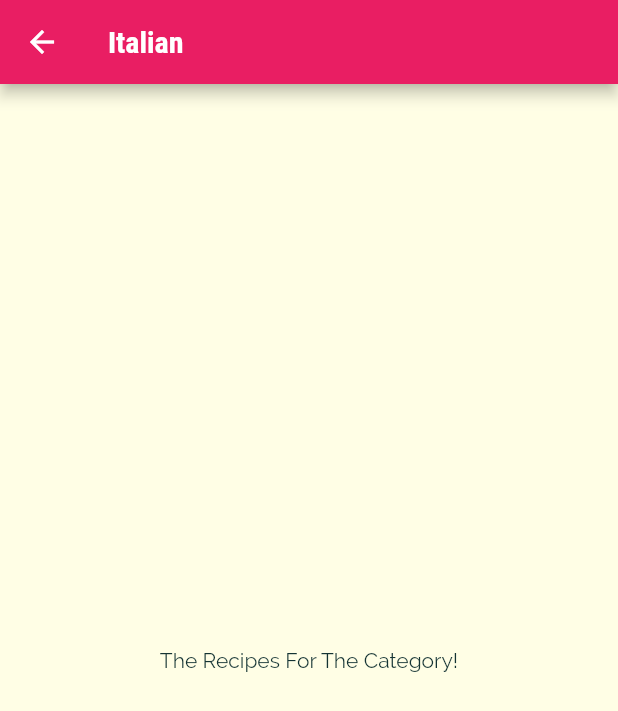
After one commit to Yielonek/Meals_App_Flutter, a Flutter app: the screen it shows after launch, after a tap on "Italian", on a phone screen of 412 x 824 dp. The commit adds this screen. Shown: the top 711 px of the screen. Run offline on Flutter 3.47's test engine with Material 2 defaults, Android fonts, the phone set to English and light mode, and no system bars.

Commit message:
Passing Data via the Constructor

```diff
--- a/lib/categories_screen.dart
+++ b/lib/categories_screen.dart
@@ -19,7 +19,8 @@ class CategoriesScreen extends StatelessWidget {
       body: GridView(
         padding: const EdgeInsets.all(25),
         children: CATEGORIES_DATA
-            .map((catData) => CategoryItem(catData.title, catData.color))
+            .map((catData) =>
+                CategoryItem(catData.id, catData.title, catData.color))
             .toList(),
         gridDelegate: const SliverGridDelegateWithMaxCrossAxisExtent(
           maxCrossAxisExtent: 200,
--- a/lib/category_item.dart
+++ b/lib/category_item.dart
@@ -1,13 +1,30 @@
 import 'package:flutter/material.dart';
+import 'category_meals_screen.dart';
 
 class CategoryItem extends StatelessWidget {
+  final String id;
   final String title;
   final Color color;
-  CategoryItem(this.title, this.color);
+
+  CategoryItem(this.id, this.title, this.color);
+
+  void selectCategory(BuildContext ctx) {
+    Navigator.of(ctx).push(
+      MaterialPageRoute(
+        builder: (_) {
+          return CategoryMealsScreen(id, title);
+        },
+      ),
+    );
+  }
 
   @override
   Widget build(BuildContext context) {
-    return Container(
+    return InkWell(
+      onTap: () => selectCategory(context),
+      splashColor: Theme.of(context).primaryColor,
+      borderRadius: BorderRadius.circular(15),
+      child: Container(
         padding: const EdgeInsets.all(15),
         child: Text(
           title,
@@ -24,6 +41,7 @@ class CategoryItem extends StatelessWidget {
           ),
           borderRadius: BorderRadius.circular(15),
         ),
+      ),
     );
   }
 }
--- /dev/null
+++ b/lib/category_meals_screen.dart
@@ -0,0 +1,22 @@
+import 'package:flutter/material.dart';
+
+class CategoryMealsScreen extends StatelessWidget {
+  final String categoryId;
+  final String categoryTitle;
+  CategoryMealsScreen(this.categoryId, this.categoryTitle);
+  @override
+  Widget build(BuildContext context) {
+    return Scaffold(
+      appBar: AppBar(
+        title: Text(
+          categoryTitle,
+        ),
+      ),
+      body: Center(
+        child: Text(
+          'The Recipes For The Category!',
+        ),
+      ),
+    );
+  }
+}
```
Lines whose indentation alone changed are shown as unchanged.
